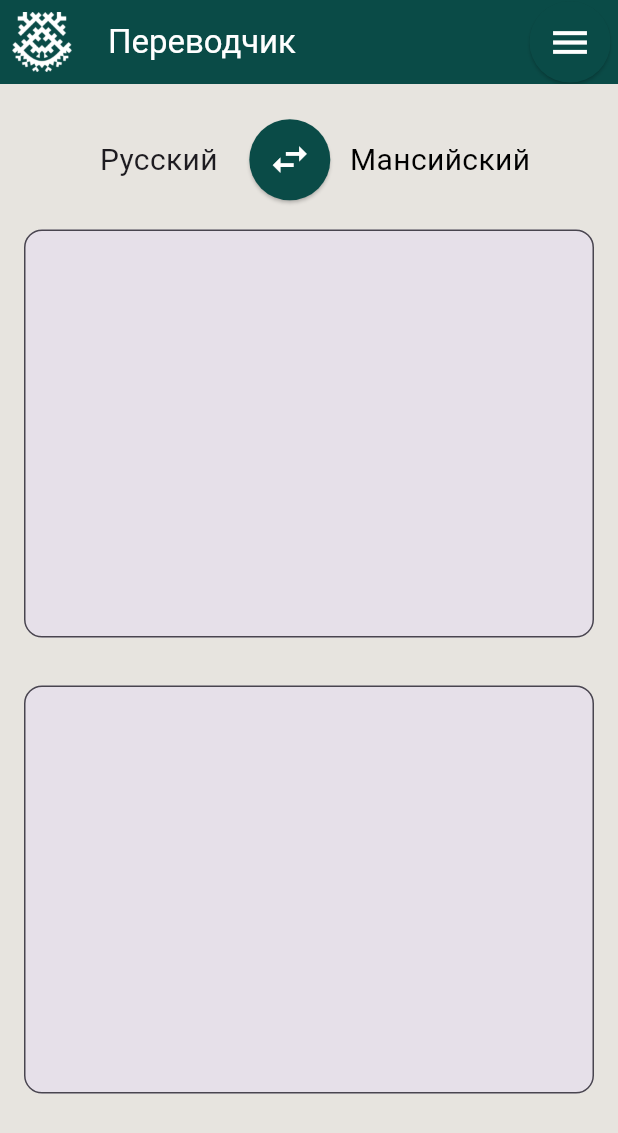
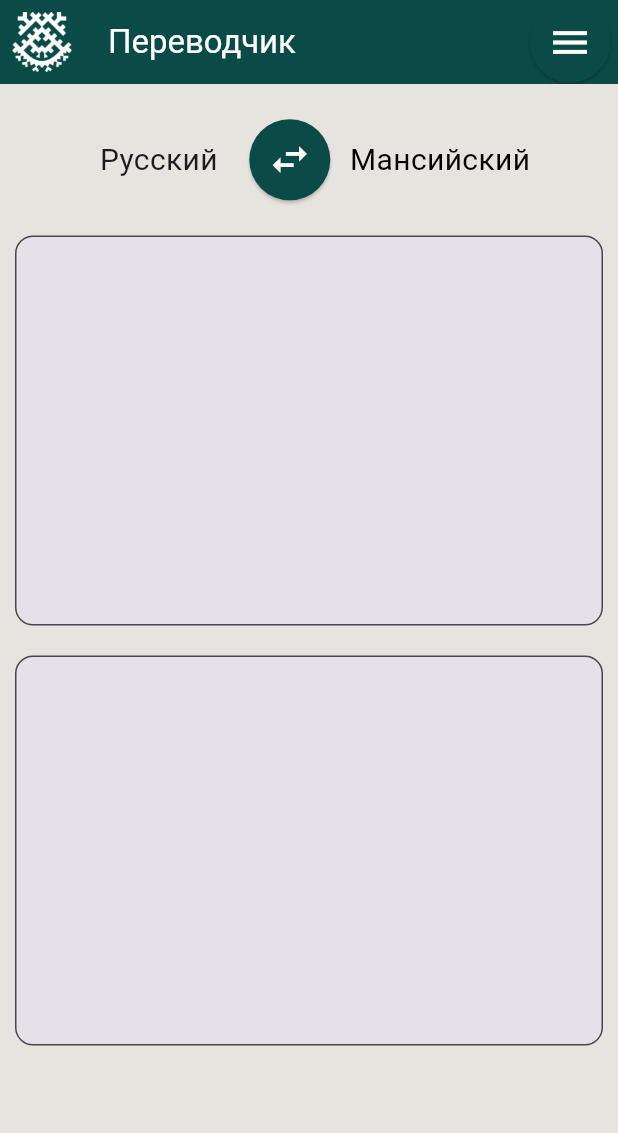
Before and after one commit to CatherineLine/MansiLearning, a Flutter app: the screen it shows after launch, on a phone screen of 412 x 824 dp. Shown: the top 1133 px of the screen. Run offline on Flutter 3.47's test engine with Material 3 defaults, Android fonts, the light colour scheme and no system bars.

```diff
--- a/lib/main.dart
+++ b/lib/main.dart
@@ -262,8 +262,9 @@ class _TranslatePageState extends State<TranslatePage> {
                     ),
                   ],
                 ),
+                SizedBox(height: 10),
                 Container(
-                    margin: EdgeInsets.all(16),
+                    margin: EdgeInsets.all(10),
                     child: TextField(
                       focusNode: _focusNode,
                       textAlignVertical: TextAlignVertical.top,
@@ -275,7 +276,7 @@ class _TranslatePageState extends State<TranslatePage> {
                         isDense: true,
                         filled: true,
                         isCollapsed: true,
-                        contentPadding: EdgeInsets.all(16),
+                        contentPadding: EdgeInsets.all(10),
                       ),
                       keyboardType: TextInputType.multiline,
                       maxLines: 10,
@@ -283,7 +284,7 @@ class _TranslatePageState extends State<TranslatePage> {
                     )
                 ),
                 Container(
-                  margin: EdgeInsets.all(16),
+                  margin: EdgeInsets.all(10),
                   child: TextField(
                     controller: controller2,
                     decoration: InputDecoration(
@@ -293,7 +294,7 @@ class _TranslatePageState extends State<TranslatePage> {
                       isDense: true,
                       filled: true,
                       isCollapsed: true,
-                      contentPadding: EdgeInsets.all(16),
+                      contentPadding: EdgeInsets.all(10),
                     ),
                     keyboardType: TextInputType.multiline,
                     readOnly: true,
```
Also changed, not shown: 4 other files.
